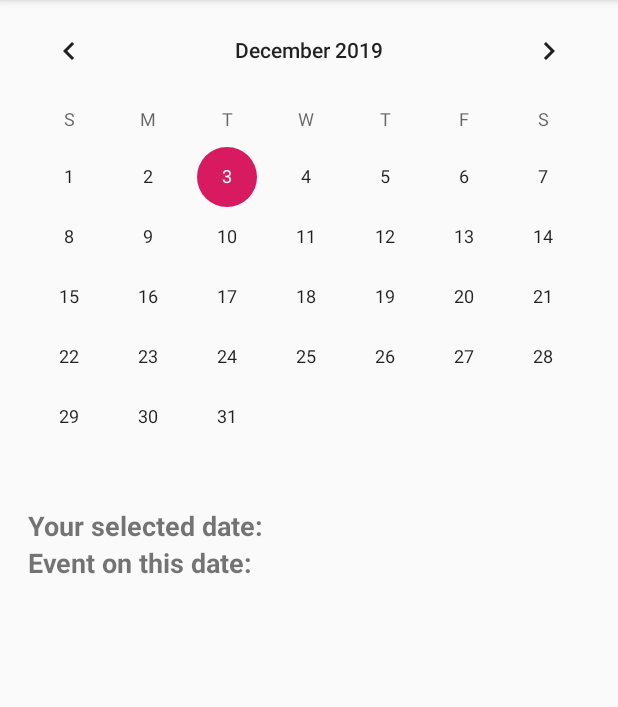
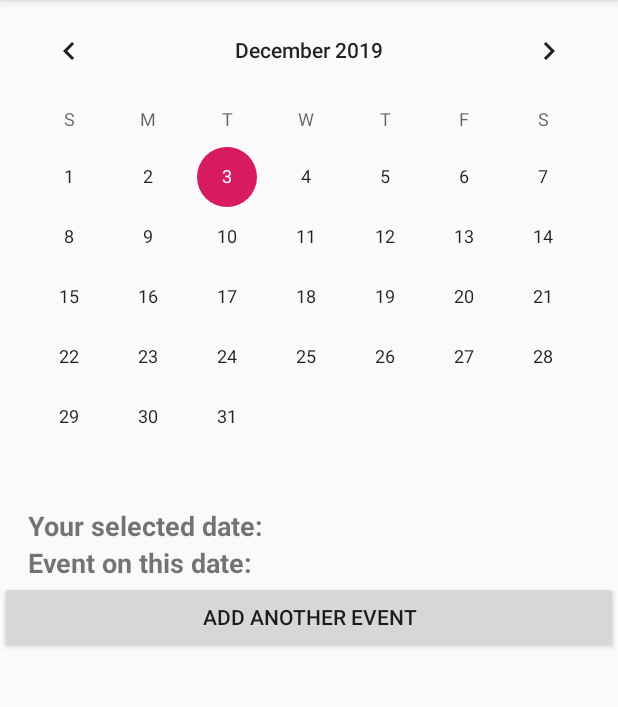
Before and after one commit to dhruvagrawal01/Scheduler, an Android app: the GameActivity screen opened directly, with no data from a screen before it, on a phone screen of 412 x 824 dp, the part 84-791 px from its top. Run offline under Robolectric (Android 15) with nearby library versions, the phone set to English and light mode, and no system bars.

```diff
--- a/app/src/main/java/com/example/scheduler/GameActivity.java
+++ b/app/src/main/java/com/example/scheduler/GameActivity.java
@@ -38,5 +38,17 @@ public final class GameActivity extends AppCompatActivity {
                 }
             }
         });
+        Button addNewEvent = findViewById(R.id.addNewEvent);
+        addNewEvent.setOnClickListener(new View.OnClickListener() {
+            @Override
+            public void onClick(View v) {
+                addNewEvent();
+            }
+        });
+    }
+    public void addNewEvent() {
+        Intent intent = new Intent(this, NewGameActivity.class);
+        startActivity(intent);
+        finish();
     }
 }
--- a/app/src/main/res/layout/activity_game.xml
+++ b/app/src/main/res/layout/activity_game.xml
@@ -24,4 +24,10 @@
         android:textSize="18sp"
         android:textStyle="bold" />
 
+    <Button
+        android:id="@+id/addNewEvent"
+        android:layout_width="match_parent"
+        android:layout_height="wrap_content"
+        android:text="add another event" />
+
 </LinearLayout>
```
